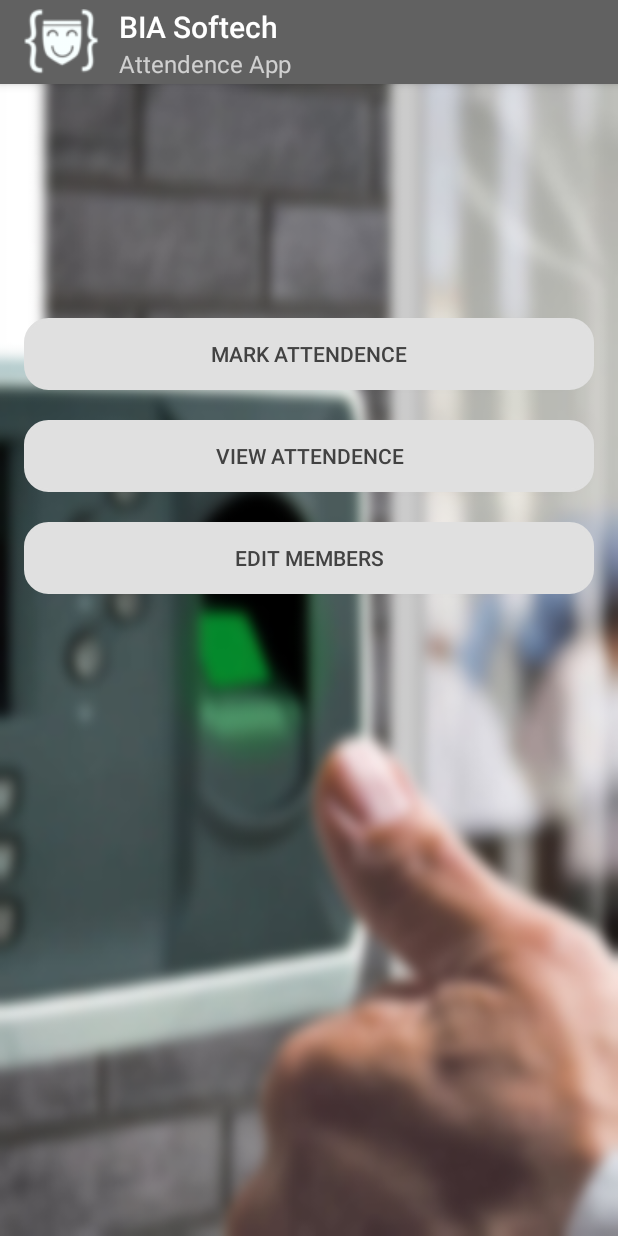
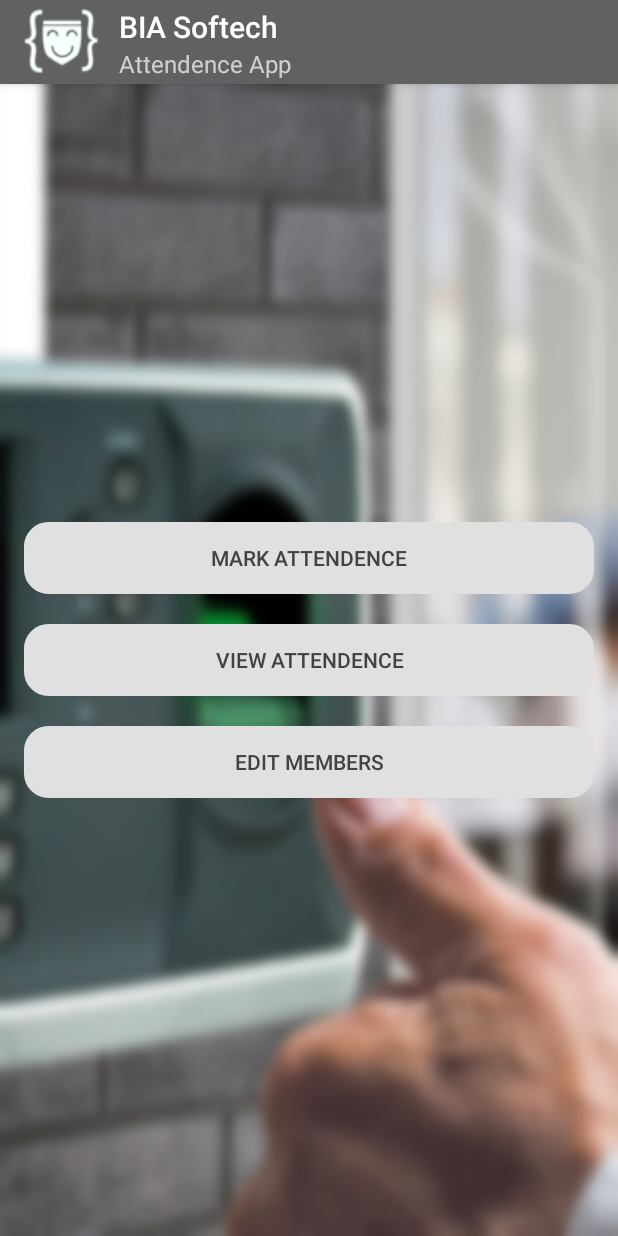
Before and after one commit to lonewalker00/BIAAttendence, an Android app: the screen it shows after launch (MainActivity0_Buttons_Home), on a phone screen of 412 x 824 dp. Run offline under Robolectric (Android 15) with nearby library versions, the phone set to English and light mode, and no system bars; our stand-ins replace Volley.

Commit message:
alignment of home fixed

```diff
--- a/app/src/main/res/layout/activity_main_activity0__buttons__home.xml
+++ b/app/src/main/res/layout/activity_main_activity0__buttons__home.xml
@@ -8,6 +8,7 @@
     android:paddingRight="@dimen/activity_horizontal_margin"
     android:paddingTop="@dimen/activity_vertical_margin"
     android:background="@drawable/time"
+    android:layout_centerVertical="true"
     tools:context="in8443.httpsboxinall.biaattendence.MainActivity0_Buttons_Home">
 
     <Button
@@ -17,7 +18,9 @@
         android:id="@+id/button2"
         android:textColor="#424242"
         android:background="@drawable/button_background"
-        android:layout_marginTop="140dp" />
+        android:layout_above="@+id/button3"
+        android:layout_marginTop="140dp"
+        android:layout_marginBottom="20dp"/>
 
     <Button
         android:layout_width="match_parent"
@@ -25,9 +28,8 @@
         android:text="View Attendence"
         android:id="@+id/button3"
         android:textColor="#424242"
-        android:background="@drawable/button_background"
-        android:layout_below="@+id/button2"
-        android:layout_marginTop="20dp"/>
+        android:layout_centerVertical="true"
+        android:background="@drawable/button_background" />
 
     <Button
         android:layout_width="match_parent"
@@ -38,4 +40,5 @@
         android:background="@drawable/button_background"
         android:layout_below="@+id/button3"
         android:layout_marginTop="20dp" />
+
 </RelativeLayout>
```
